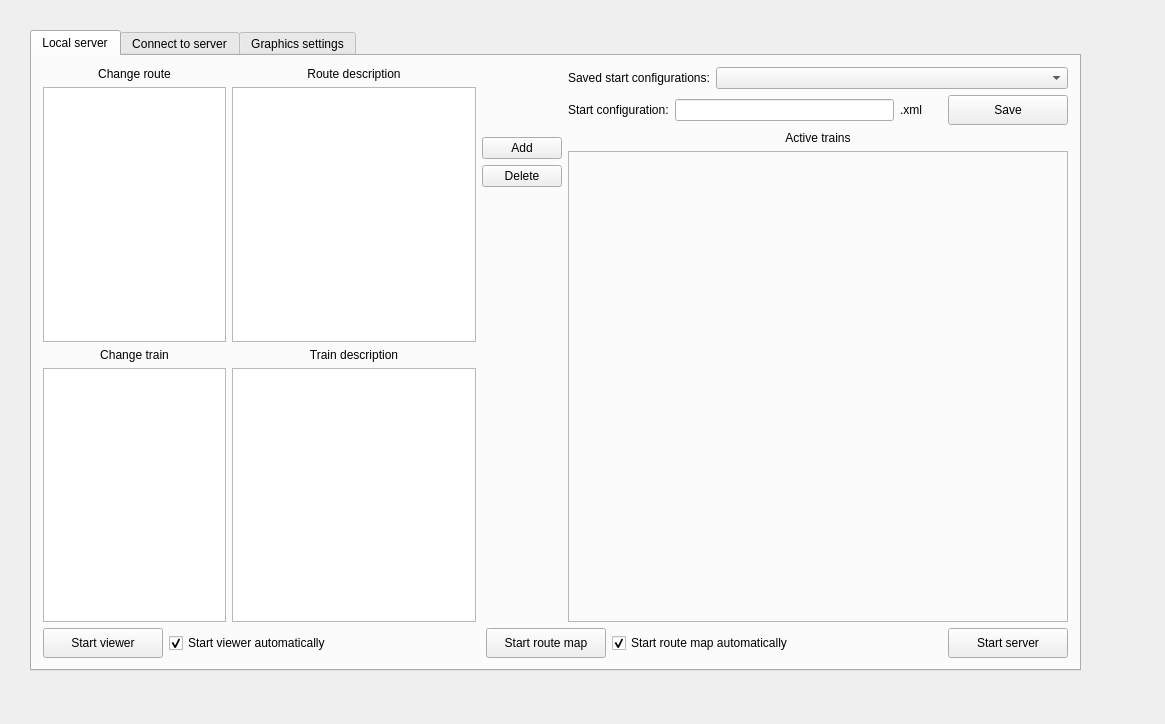
First picture: the form in launcher/forms/mainwindow.ui, repository maisvendoo/RRS, before the edit.
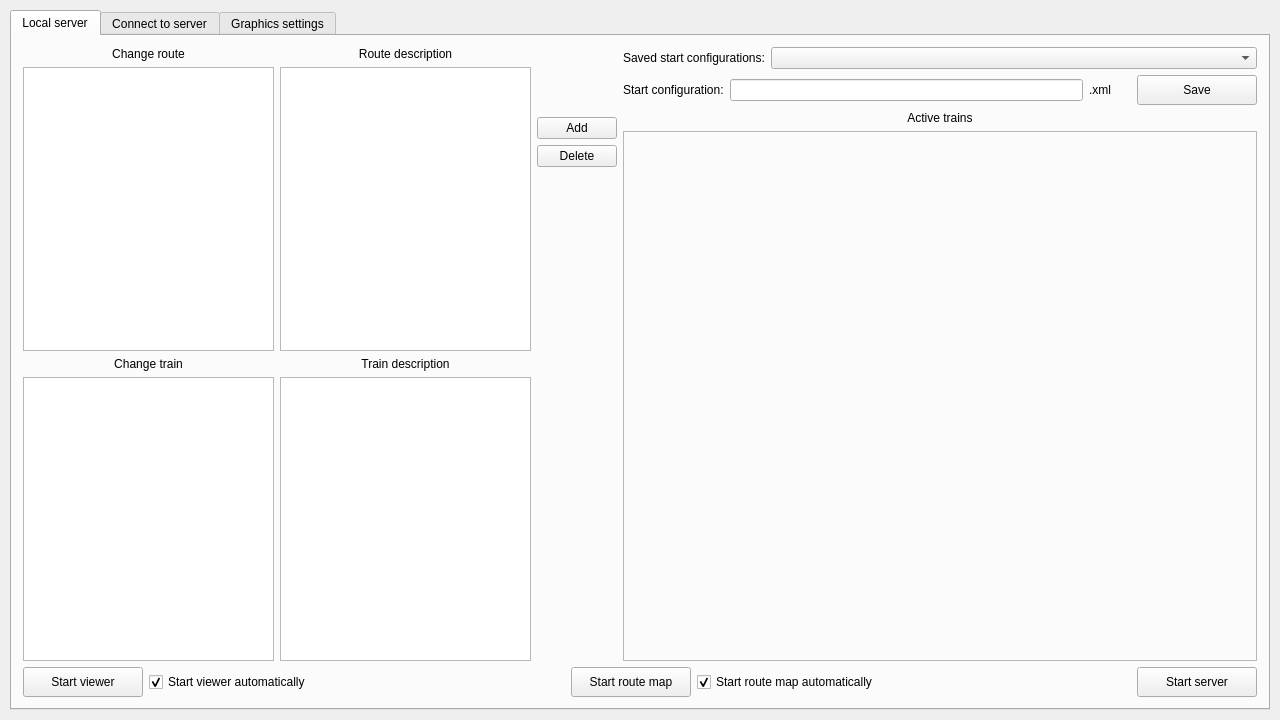
Second picture: the form after the edit.

Commit message:
Чуть увеличил ширину виджета поездов в лаунчере
чтобы имена стартовых точек влезали без прокруток

Patch:
```diff
--- a/launcher/forms/mainwindow.ui
+++ b/launcher/forms/mainwindow.ui
@@ -6,8 +6,8 @@
    <rect>
     <x>0</x>
     <y>0</y>
-    <width>1165</width>
-    <height>724</height>
+    <width>1280</width>
+    <height>720</height>
    </rect>
   </property>
   <property name="windowTitle">
@@ -17,10 +17,10 @@
    <widget class="QTabWidget" name="twMain">
     <property name="geometry">
      <rect>
-      <x>30</x>
-      <y>30</y>
-      <width>1051</width>
-      <height>641</height>
+      <x>10</x>
+      <y>10</y>
+      <width>1260</width>
+      <height>700</height>
      </rect>
     </property>
     <property name="sizePolicy">
@@ -40,11 +40,11 @@
       <item row="0" column="0">
        <layout class="QVBoxLayout" name="verticalLayout_9">
         <item>
-         <layout class="QHBoxLayout" name="horizontalLayout_5">
+         <layout class="QHBoxLayout" name="horizontalLayout_5" stretch="4,0,5">
           <item>
            <layout class="QVBoxLayout" name="verticalLayout_3">
             <item>
-             <layout class="QHBoxLayout" name="horizontalLayout_2" stretch="3,4">
+             <layout class="QHBoxLayout" name="horizontalLayout_2" stretch="1,1">
               <item>
                <layout class="QVBoxLayout" name="verticalLayout">
                 <item>
@@ -129,7 +129,7 @@
              </layout>
             </item>
             <item>
-             <layout class="QHBoxLayout" name="horizontalLayout_3" stretch="3,4">
+             <layout class="QHBoxLayout" name="horizontalLayout_3" stretch="1,1">
               <item>
                <layout class="QVBoxLayout" name="verticalLayout_2">
                 <item>
```
